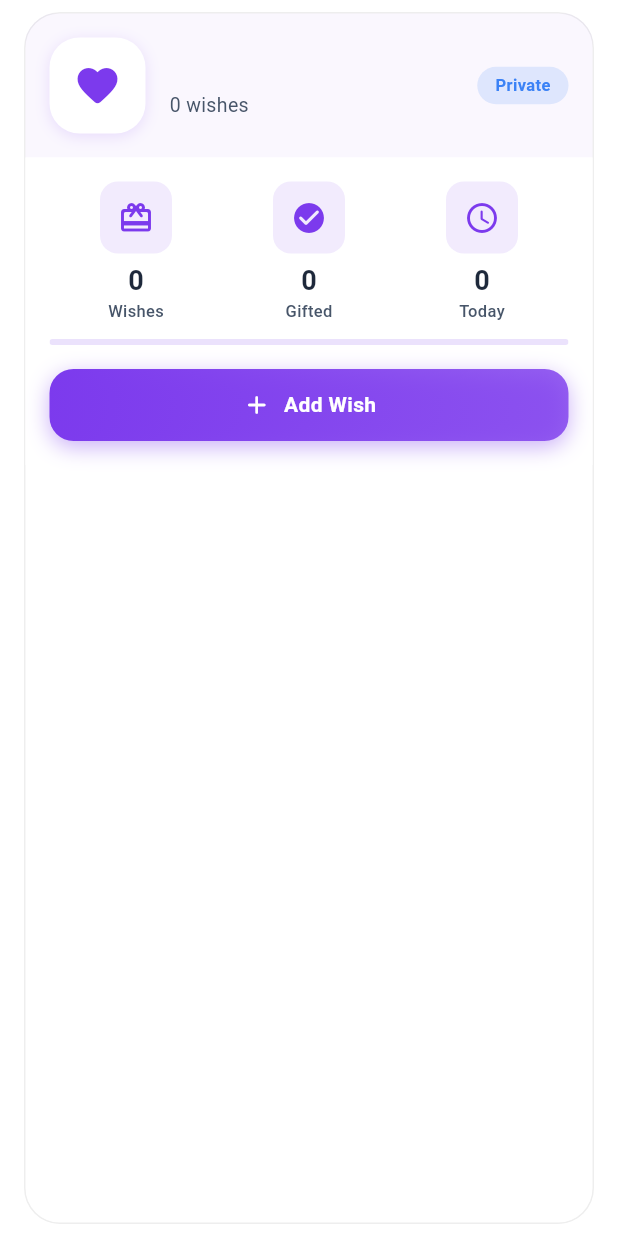
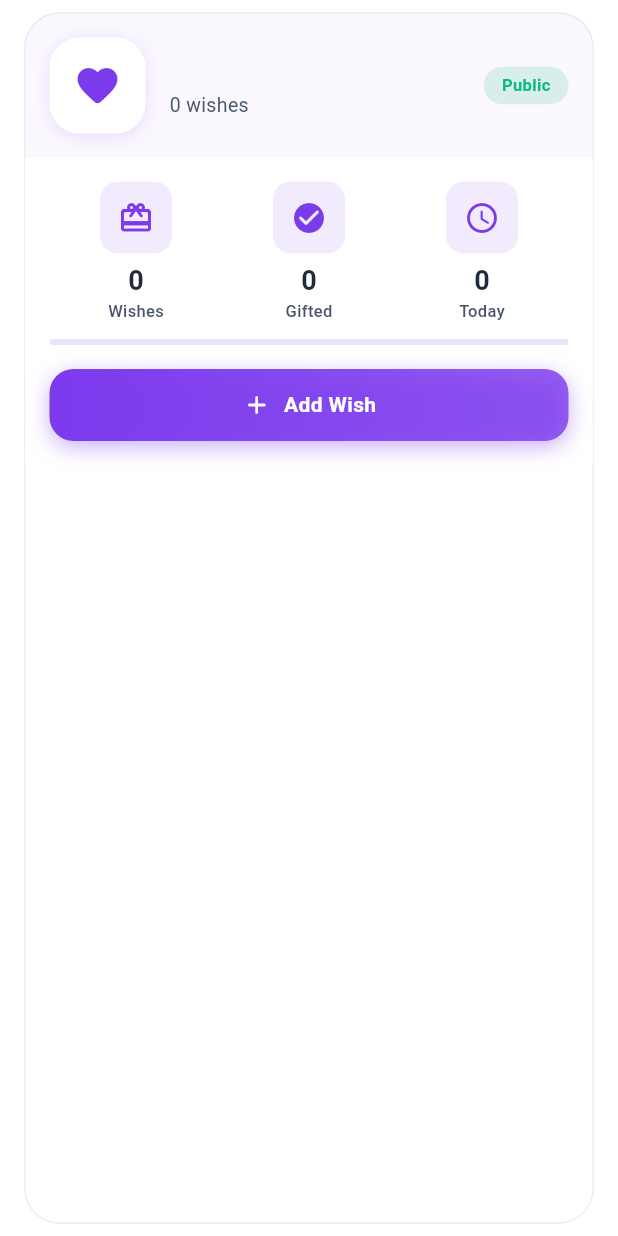
Before and after one commit to amrh20/wish_listy, a Flutter app: the ModernWishlistCard widget shown alone on an empty page, opened directly with empty values, on a phone screen of 412 x 824 dp. Run offline on Flutter 3.47's test engine with Material 3 defaults, Android fonts, the phone set to English and light mode, and no system bars; our stand-ins replace cached_network_image, dio, equatable, flutter_bloc, flutter_slidable, flutter_staggered_animations and 8 more; accounts and stored records are empty; network calls fail; Roboto replaces fonts that are missing (Readex Pro).

Commit message:
wishlists and profile

```diff
--- a/assets/translations/ar.json
+++ b/assets/translations/ar.json
@@ -143,6 +143,7 @@
     "noGiftSuggestionsSubtitle": "سنقترح عليك هدايا بناءً على قوائم أمنيات أصدقائك"
   },
   "wishlists": {
+    "viewwishlist": "عرض قائمة الأمنيات",
     "title": "قوائم الأمنيات",
     "myWishlists": "الأمنيات",
     "createWishlist": "إنشاء قائمة أمنيات",
--- a/assets/translations/en.json
+++ b/assets/translations/en.json
@@ -145,6 +145,7 @@
     "noGiftSuggestionsSubtitle": "We'll suggest gifts based on your friends' wishlists"
   },
   "wishlists": {
+    "viewwishlist": "View Wishlist",
     "title": "Wishlists",
     "myWishlists": "Wishlists",
     "createWishlist": "Create Wishlist",
--- a/lib/core/widgets/modern_wishlist_card.dart
+++ b/lib/core/widgets/modern_wishlist_card.dart
@@ -2,12 +2,13 @@ import 'package:flutter/material.dart';
 import 'package:wish_listy/core/constants/app_colors.dart';
 import 'package:wish_listy/core/utils/category_images.dart';
 import 'package:google_fonts/google_fonts.dart';
+import 'package:wish_listy/features/wishlists/presentation/widgets/wishlist_card_widget.dart';
 
 /// Modern 2025 wishlist card - Clean, minimal, and trendy
 class ModernWishlistCard extends StatefulWidget {
   final String title;
   final String? description;
-  final bool isPublic;
+  final WishlistPrivacy privacy;
   final int totalItems;
   final int giftedItems;
   final int todayItems;
@@ -24,7 +25,7 @@ class ModernWishlistCard extends StatefulWidget {
     super.key,
     required this.title,
     this.description,
-    this.isPublic = false,
+    this.privacy = WishlistPrivacy.public,
     required this.totalItems,
     required this.giftedItems,
     this.todayItems = 0,
@@ -291,12 +292,27 @@ class _ModernWishlistCardState extends State<ModernWishlistCard>
   }
 
   Widget _buildStatusPill() {
-    final isPublic = widget.isPublic;
-    final backgroundColor = isPublic
-        ? AppColors.success.withOpacity(0.15)
-        : AppColors.info.withOpacity(0.15);
-    final textColor = isPublic ? AppColors.success : AppColors.info;
-    final label = isPublic ? 'Public' : 'Private';
+    Color backgroundColor;
+    Color textColor;
+    String label;
+
+    switch (widget.privacy) {
+      case WishlistPrivacy.public:
+        backgroundColor = AppColors.success.withOpacity(0.15);
+        textColor = AppColors.success;
+        label = 'Public';
+        break;
+      case WishlistPrivacy.onlyInvited:
+        backgroundColor = AppColors.warning.withOpacity(0.15);
+        textColor = AppColors.warning;
+        label = 'Friends';
+        break;
+      case WishlistPrivacy.private:
+        backgroundColor = AppColors.info.withOpacity(0.15);
+        textColor = AppColors.info;
+        label = 'Private';
+        break;
+    }
 
     return Container(
       padding: const EdgeInsets.symmetric(horizontal: 12, vertical: 6),
--- a/lib/features/events/presentation/screens/event_details_screen.dart
+++ b/lib/features/events/presentation/screens/event_details_screen.dart
@@ -1623,6 +1623,7 @@ class _EventDetailsScreenState extends State<EventDetailsScreen> {
             wishlistName: _event!.wishlistName ?? 'Event Wishlist',
             itemCount: _event!.wishlistItemCount ?? 0,
             reservedCount: 0, // TODO: Get from API if available
+            showUnlinkAction: widget.isOwner, // Only show unlink for event owner
             onTap: () {
               Navigator.pushNamed(
                 context,
@@ -1633,6 +1634,7 @@ class _EventDetailsScreenState extends State<EventDetailsScreen> {
                 },
               );
             },
+            onUnlink: widget.isOwner ? _handleUnlinkWishlist : null,
           )
         else
           const SizedBox.shrink(),
--- a/lib/features/wishlists/presentation/widgets/wishlist_card_widget.dart
+++ b/lib/features/wishlists/presentation/widgets/wishlist_card_widget.dart
@@ -72,7 +72,7 @@ class WishlistCardWidget extends StatelessWidget {
     return ModernWishlistCard(
       title: wishlist.name,
       description: description,
-      isPublic: wishlist.privacy == WishlistPrivacy.public,
+      privacy: wishlist.privacy,
       totalItems: wishlist.itemCount,
       giftedItems: wishlist.purchasedCount,
       todayItems: todayItems,
```
Also changed, not shown: lib/features/auth/presentation/screens/onboarding_screen.dart (+16 -16 lines), lib/features/events/presentation/widgets/event_wishlist_tile.dart (+92 -5 lines), lib/features/profile/presentation/screens/main_navigation.dart (+29 -27 lines), lib/features/wishlists/presentation/screens/my_wishlists_screen.dart (+22 -1 lines).
